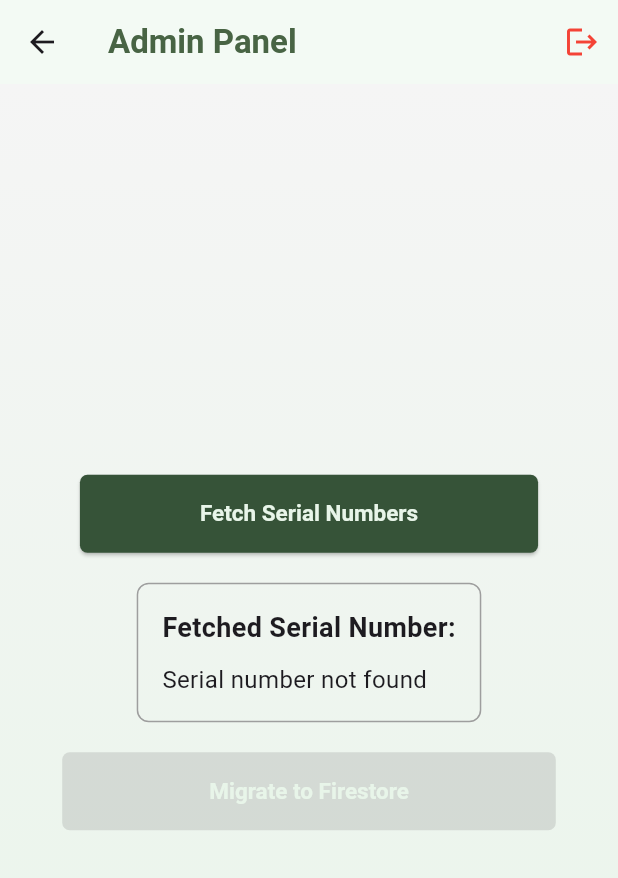
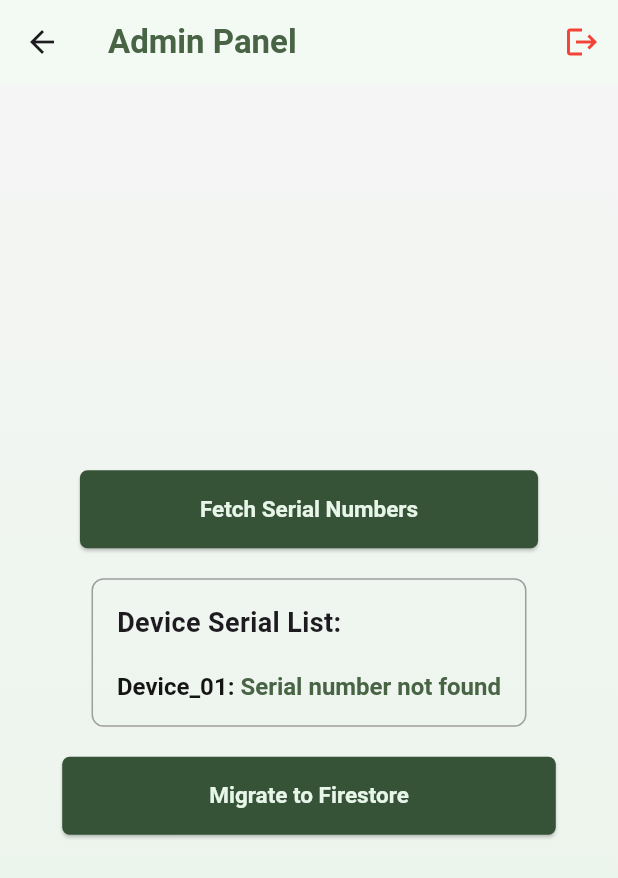
Before and after one commit to jhaykrab/emonapp_v1, a Flutter app: the AdminPage screen opened by its route, after a tap on "Fetch Serial Numbers", on a phone screen of 412 x 824 dp. Shown: the top 878 px of the screen. Run offline on Flutter 3.47's test engine with Material 3 defaults, Android fonts, the phone set to English and light mode, and no system bars; our stand-ins replace cloud_firestore, drop_shadow_image, firebase_auth, firebase_core, firebase_database, flutter_staggered_animations; missing offline and left inert: gauge_indicator, qr_code_scanner, wifi_scan; accounts and stored records are empty; Roboto replaces fonts that are missing (Poppins).

Commit message:
migrating serian data to firestore success

```diff
--- a/lib/admin/admin_page_screen.dart
+++ b/lib/admin/admin_page_screen.dart
@@ -96,7 +96,6 @@ class _AdminPageState extends State<AdminPage> {
                 ),
               ),
               const SizedBox(height: 20),
-
               // Container to display fetched serial numbers
               if (_showSerialNumbers)
                 Container(
@@ -110,26 +109,54 @@ class _AdminPageState extends State<AdminPage> {
                     crossAxisAlignment: CrossAxisAlignment.start,
                     children: [
                       const Text(
-                        'Fetched Serial Number:', // Changed to singular
+                        'Device Serial List:',
                         style: TextStyle(
                           fontWeight: FontWeight.bold,
                           fontSize: 18,
                         ),
                       ),
                       const SizedBox(height: 10),
-                      Text(
-                        _fetchedSerialNumber, // Display the fetched serial number
-                        style: const TextStyle(fontSize: 16),
-                      ),
+                      // Display serial numbers with device names
+                      for (int i = 0; i < _serialNumbers.length; i++)
+                        Text(
+                          'Device_${i + 1}: ${_serialNumbers[i]}', // Format: Device_01: <serialNumber>
+                          style: const TextStyle(fontSize: 16),
+                        ),
+                      const SizedBox(height: 10),
+                      // Display the fetched serial number (if needed)
+                      if (_fetchedSerialNumber.isNotEmpty)
+                        RichText(
+                          text: TextSpan(
+                            text: 'Device_01: ',
+                            style: const TextStyle(
+                              fontSize: 16,
+                              fontWeight: FontWeight.bold,
+                              color: Color.fromARGB(
+                                  255, 20, 20, 20), // Black for "Device_01"
+                            ),
+                            children: <TextSpan>[
+                              TextSpan(
+                                text: _fetchedSerialNumber,
+                                style: const TextStyle(
+                                  fontSize: 16,
+                                  fontWeight: FontWeight.bold,
+                                  color: Color.fromARGB(255, 72, 100,
+                                      68), // Dark green for serial number
+                                ),
+                              ),
+                            ],
+                          ),
+                        ),
                     ],
                   ),
                 ),
 
               const SizedBox(height: 20),
               ElevatedButton(
-                onPressed: _isMigrating || _serialNumbers.isEmpty
+                onPressed: _fetchedSerialNumber.isEmpty
                     ? null
-                    : _migrateToFirestore,
+                    : _migrateToFirestore, // Temporarily remove _isMigrating
+
                 style: ElevatedButton.styleFrom(
                   backgroundColor: const Color.fromARGB(255, 54, 83, 56),
                   padding:
@@ -166,6 +193,7 @@ class _AdminPageState extends State<AdminPage> {
 
     // Fetch the serial number from Realtime Database
     _fetchedSerialNumber = await fetchSerialNumber();
+    _serialNumbers = await fetchSerialNumbersFromRTDB();
 
     setState(() {
       _isMigrating = false;
@@ -176,7 +204,13 @@ class _AdminPageState extends State<AdminPage> {
     setState(() {
       _isMigrating = true; // Set migrating flag to true
     });
+
+    // Migrate the fetched serial number to Firestore
+    await migrateSerialNumberToFirestore(_fetchedSerialNumber);
+
+    // Migrate other serial numbers from the list
     await migrateSerialNumbersToFirestore(_serialNumbers);
+
     setState(() {
       _isMigrating = false; // Set migrating flag to false
     });
@@ -200,22 +234,48 @@ class _AdminPageState extends State<AdminPage> {
     }
   }
 
+  // Function to migrate a single serial number to Firestore
+  Future<void> migrateSerialNumberToFirestore(String serialNumber) async {
+    final firestore = FirebaseFirestore.instance;
+    try {
+      // Create a new document in Firestore under 'admin/emon-devices'
+      await firestore.collection('admin').doc('emon-devices').set(
+          {
+            'Device_01':
+                serialNumber, // Add the serial number with the device name
+          },
+          SetOptions(
+              merge: true)); // Use merge to avoid overwriting existing data
+
+      print('Migrated serial number: $serialNumber to Firestore');
+    } catch (e) {
+      print('Error migrating serial number $serialNumber to Firestore: $e');
+      _showErrorDialog("Error",
+          "Failed to migrate serial number $serialNumber to Firestore.");
+    }
+  }
+
   // Function to migrate serial numbers to Firestore
   Future<void> migrateSerialNumbersToFirestore(
       List<String> serialNumbers) async {
     final firestore = FirebaseFirestore.instance;
-    for (String serialNumber in serialNumbers) {
+    for (int i = 0; i < serialNumbers.length; i++) {
       try {
-        // Create a new document in Firestore with the serial number as the document ID
-        await firestore.collection('devices').doc(serialNumber).set({
-          'serialNumber': serialNumber,
-          // Add other device data if needed
-        });
-        print('Migrated serial number: $serialNumber');
+        // Create a new document in Firestore under 'admin/emon-devices'
+        await firestore.collection('admin').doc('emon-devices').set(
+            {
+              'Device_${i + 1}': serialNumbers[
+                  i], // Add each serial number with its device name
+            },
+            SetOptions(
+                merge: true)); // Use merge to avoid overwriting existing data
+
+        print('Migrated serial number: ${serialNumbers[i]} to Firestore');
       } catch (e) {
-        print('Error migrating serial number $serialNumber: $e');
-        _showErrorDialog(
-            "Error", "Failed to migrate serial number $serialNumber.");
+        print(
+            'Error migrating serial number ${serialNumbers[i]} to Firestore: $e');
+        _showErrorDialog("Error",
+            "Failed to migrate serial number ${serialNumbers[i]} to Firestore.");
       }
     }
     _showSuccessDialog("Success", "Serial numbers migrated to Firestore.");
@@ -261,4 +321,23 @@ class _AdminPageState extends State<AdminPage> {
     // Navigate to SplashScreen after sign-out
     Navigator.pushReplacementNamed(context, SplashScreen.routeName);
   }
+
+  // Function to fetch serial numbers from Realtime Database
+  Future<List<String>> fetchSerialNumbersFromRTDB() async {
+    List<String> serialNumbers = [];
+    try {
+      DatabaseEvent snapshot = await databaseRef.child('Serial_Numbers').once();
+      if (snapshot.snapshot.value != null) {
+        Map<dynamic, dynamic> data =
+            snapshot.snapshot.value as Map<dynamic, dynamic>;
+        data.forEach((key, value) {
+          serialNumbers.add(value.toString());
+        });
+      }
+    } catch (e) {
+      print('Error fetching serial numbers: $e');
+      _showErrorDialog("Error", "Failed to fetch serial numbers.");
+    }
+    return serialNumbers;
+  }
 }
```
